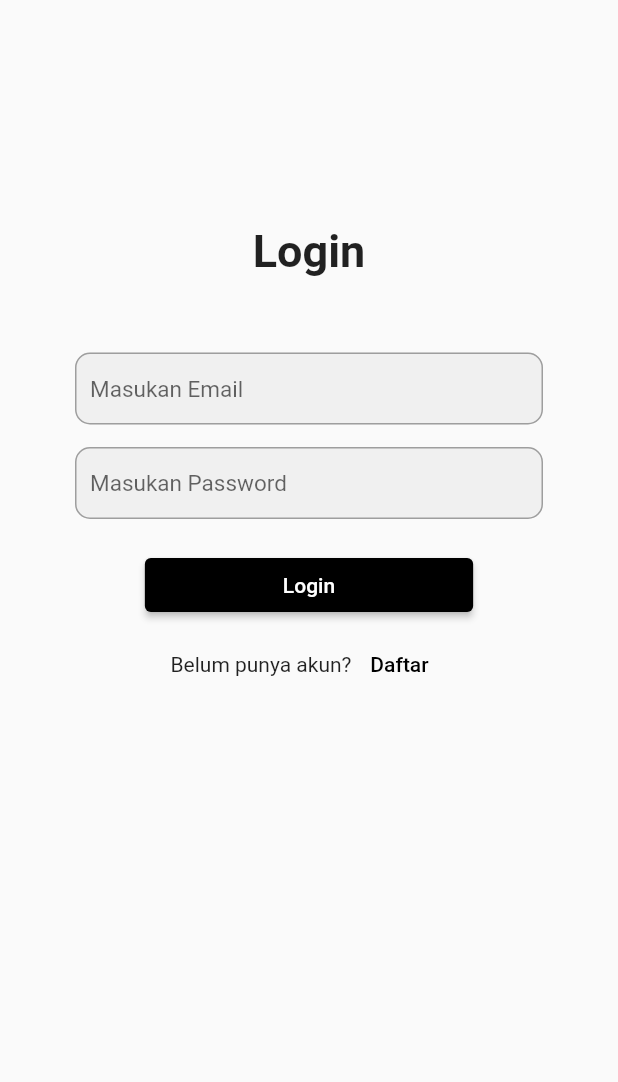
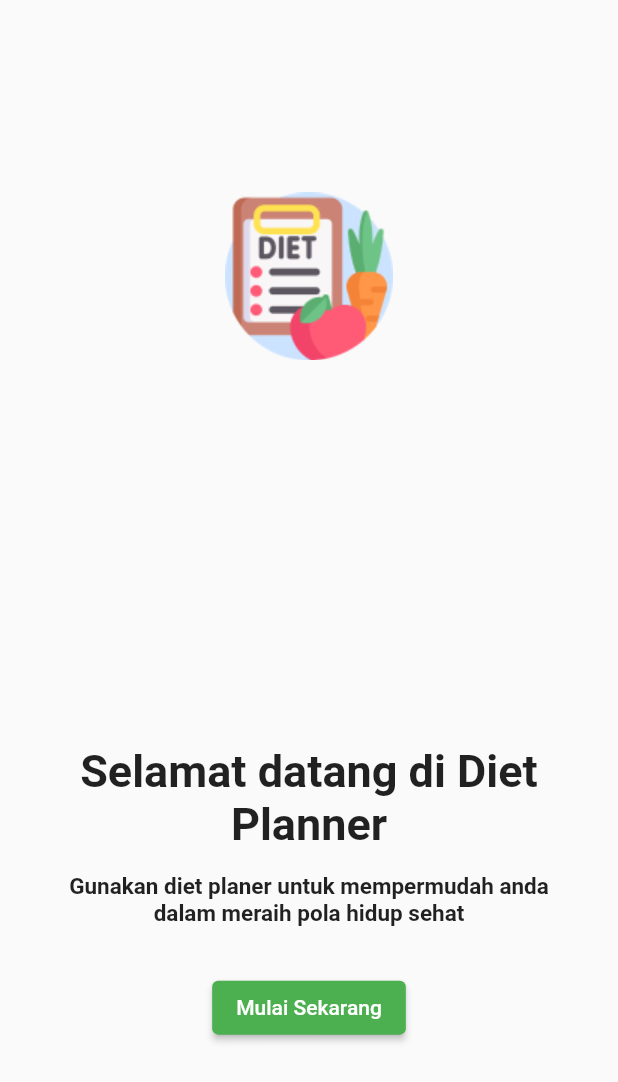
Before and after one commit to wshena/ProyekAkhir-PemMob-DietYuk, a Flutter app: the screen it shows after launch, on a phone screen of 412 x 824 dp. Shown: the top 1082 px of the screen. Run offline on Flutter 3.47's test engine with Material 2 defaults, Android fonts, the phone set to English and light mode, and no system bars; our stand-ins replace getwidget, hive, hive_flutter; missing offline and left inert: footer; accounts and stored records are empty.

Commit message:
modified, change, and update file

```diff
--- a/lib/pages/dietResep.dart
+++ b/lib/pages/dietResep.dart
@@ -1,6 +1,7 @@
 // ignore_for_file: prefer_const_constructors
 import 'package:flutter/material.dart';
 import 'package:getwidget/getwidget.dart';
+import 'package:uas_mob/pages/main_page.dart';
 
 class DietResepPage extends StatefulWidget {
   const DietResepPage({super.key});
@@ -16,7 +17,10 @@ class _DietResepPageState extends State<DietResepPage> {
       appBar: AppBar(
         leading: IconButton(
           icon: const Icon(Icons.arrow_back),
-          onPressed: () {},
+          onPressed: () {
+            Navigator.pushReplacement(context,
+                MaterialPageRoute(builder: (context) => const MainPage()));
+          },
         ),
         title: Row(
           // ignore: prefer_const_literals_to_create_immutables
--- /dev/null
+++ b/lib/pages/welcomePage.dart
@@ -0,0 +1,64 @@
+import 'package:flutter/material.dart';
+import 'package:flutter/src/widgets/container.dart';
+import 'package:flutter/src/widgets/framework.dart';
+import 'package:uas_mob/pages/main_page.dart';
+
+class WelcomePage extends StatefulWidget {
+  const WelcomePage({super.key});
+
+  @override
+  State<WelcomePage> createState() => _WelcomePageState();
+}
+
+class _WelcomePageState extends State<WelcomePage> {
+  @override
+  Widget build(BuildContext context) {
+    double width = MediaQuery.of(context).size.width;
+
+    return Scaffold(
+      body: Center(
+        child: Column(
+          mainAxisAlignment: MainAxisAlignment.spaceAround,
+          // ignore: prefer_const_literals_to_create_immutables
+          children: [
+            const Image(
+              image: AssetImage("assets/images/splashScreen_logo.png"),
+            ),
+            Container(
+              width: width * 0.8,
+              child: Column(
+                crossAxisAlignment: CrossAxisAlignment.center,
+                children: [
+                  const Text(
+                    "Selamat datang di Diet Planner",
+                    style: TextStyle(fontWeight: FontWeight.bold, fontSize: 30),
+                    textAlign: TextAlign.center,
+                  ),
+                  const SizedBox(
+                    height: 15,
+                  ),
+                  const Text(
+                    "Gunakan diet planer untuk mempermudah anda dalam meraih pola hidup sehat",
+                    style: TextStyle(fontWeight: FontWeight.bold, fontSize: 15),
+                    textAlign: TextAlign.center,
+                  ),
+                  const SizedBox(
+                    height: 30,
+                  ),
+                  ElevatedButton(
+                      onPressed: () {
+                        Navigator.pushReplacement(
+                            context,
+                            MaterialPageRoute(
+                                builder: (context) => const MainPage()));
+                      },
+                      child: const Text("Mulai Sekarang"))
+                ],
+              ),
+            )
+          ],
+        ),
+      ),
+    );
+  }
+}
```
Also changed, not shown: lib/data/hive/hive_boxes.dart (added, +7 -0 lines), lib/data/models/user_model.dart (added, +61 -0 lines), lib/main.dart (+11 -6 lines), lib/pages/lanjutanPage.dart (+3 -7 lines), lib/pages/menengahPage.dart (+3 -6 lines), lib/pages/pemulaPage.dart (+3 -6 lines), lib/pages/profile_page.dart (+116 -3 lines), pubspec.yaml (+6 -4 lines), lib/data/models/user_model.g.dart (added), pubspec.lock, 1 other file.
